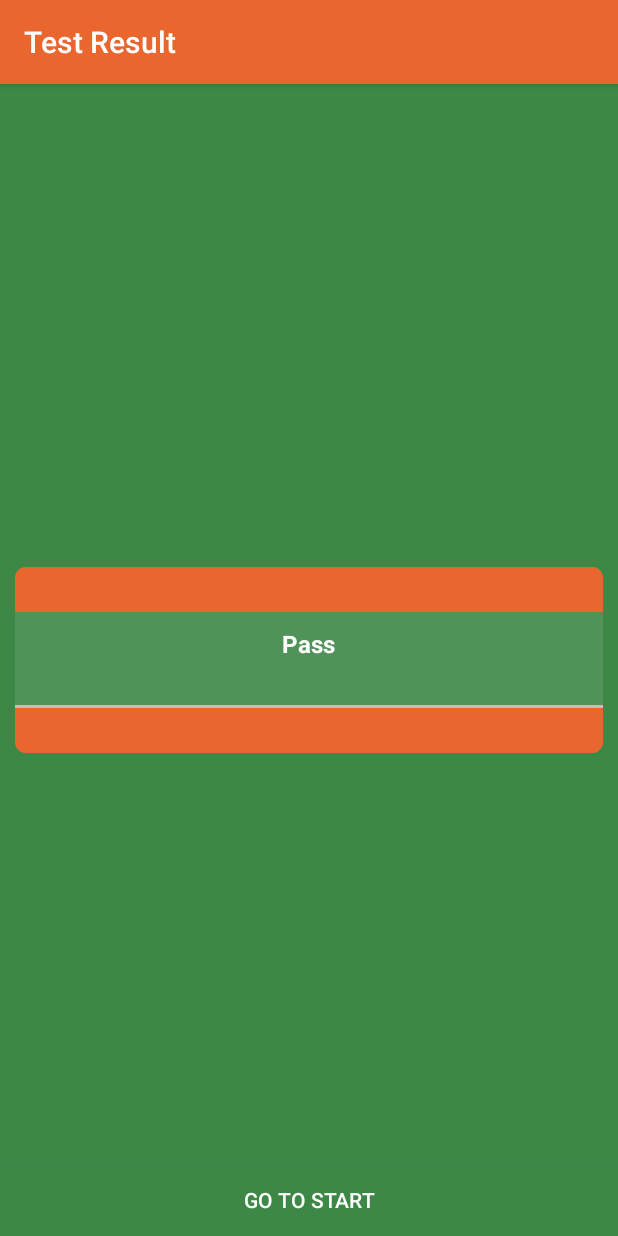
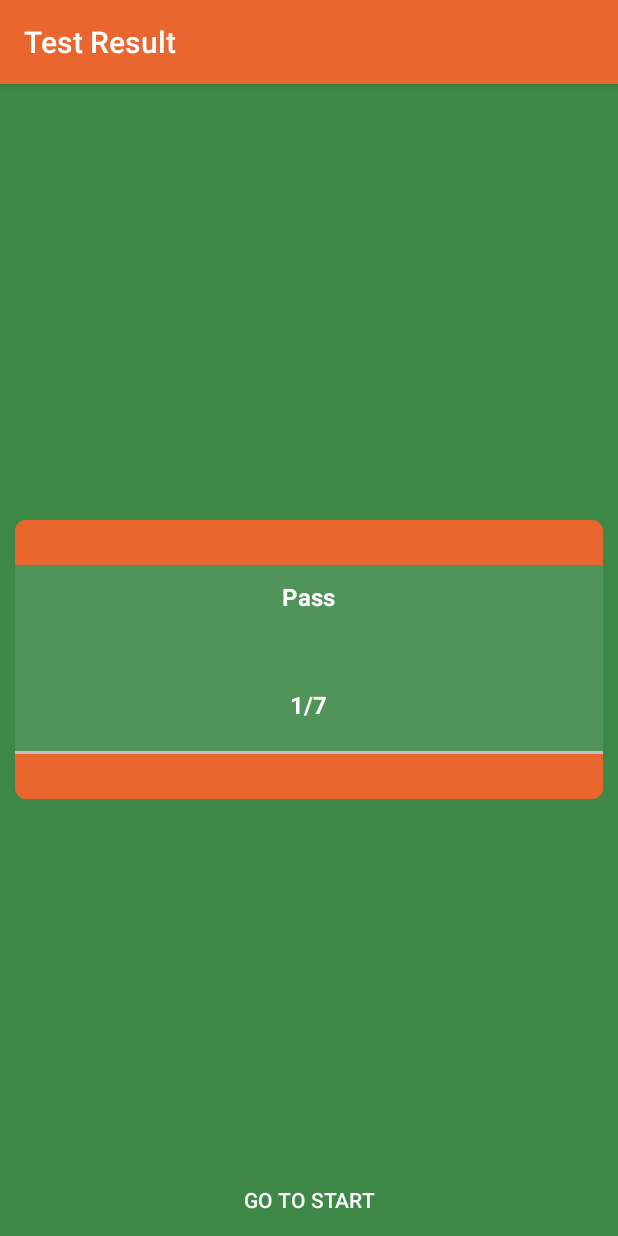
Before and after one commit to husnain446/hazardperception, an Android app: the ResultActivity screen opened directly, with no data from a screen before it, on a phone screen of 412 x 824 dp. Run offline under Robolectric (Android 15) with nearby library versions, the phone set to English and light mode, and no system bars; 2 statements that could not run were skipped.

```diff
--- a/app/src/main/AndroidManifest.xml
+++ b/app/src/main/AndroidManifest.xml
@@ -8,7 +8,7 @@
         android:icon="@mipmap/ic_launcher"
         android:label="@string/app_name"
         android:supportsRtl="true"
-        android:theme="@style/NoActionBar">
+        android:theme="@style/AppTheme">
         <activity android:name=".MainActivity">
             <intent-filter>
                 <action android:name="android.intent.action.MAIN" />
--- a/app/src/main/java/com/byteshaft/hazardperceptiontest/ResultActivity.java
+++ b/app/src/main/java/com/byteshaft/hazardperceptiontest/ResultActivity.java
@@ -18,6 +18,8 @@ public class ResultActivity extends AppCompatActivity implements View.OnClickLis
     private TextView resultTextView;
     private Button goToStart;
     private boolean oneWrongAnswer = false;
+    private int rightAnswer = 0;
+    private TextView calculations;
 
     @Override
     protected void onCreate(Bundle savedInstanceState) {
@@ -25,6 +27,7 @@ public class ResultActivity extends AppCompatActivity implements View.OnClickLis
         setContentView(R.layout.activity_result);
         setTitle("Test Result");
         resultTextView = (TextView) findViewById(R.id.result);
+        calculations = (TextView) findViewById(R.id.calculation);
         goToStart = (Button) findViewById(R.id.go_to_start);
         goToStart.setOnClickListener(this);
         ArrayList<String> questions = getIntent()
@@ -36,8 +39,11 @@ public class ResultActivity extends AppCompatActivity implements View.OnClickLis
         for (String question: questions) {
             if (!answers.get(question)) {
                 oneWrongAnswer = true;
+            } else {
+                rightAnswer = rightAnswer + 1;
             }
         }
+        calculations.setText(rightAnswer+"/7");
         if (oneWrongAnswer) {
             resultTextView.setText("Fail");
             resultTextView.setTextColor(getResources().getColor(android.R.color.holo_red_dark));
--- a/app/src/main/res/layout/activity_result.xml
+++ b/app/src/main/res/layout/activity_result.xml
@@ -34,10 +34,25 @@
             android:layout_width="wrap_content"
             android:layout_height="wrap_content" />
 
+        <TextView
+            android:id="@+id/calculation"
+            android:layout_marginTop="20dp"
+            android:layout_marginLeft="5dp"
+            android:layout_marginRight="5dp"
+            android:textColor="@android:color/white"
+            android:layout_below="@id/result"
+            android:layout_marginBottom="20dp"
+            android:textSize="16sp"
+            android:textStyle="bold"
+            android:text="Result"
+            android:layout_centerHorizontal="true"
+            android:layout_width="wrap_content"
+            android:layout_height="wrap_content" />
+
         <View
             android:layout_width="match_parent"
             android:layout_height="2dp"
-            android:layout_below="@id/result"
+            android:layout_below="@id/calculation"
             android:padding="5dp"
             android:id="@+id/view"
             android:background="#c0c0c0"/>
--- a/app/src/main/res/values/strings.xml
+++ b/app/src/main/res/values/strings.xml
@@ -5,4 +5,6 @@
     <string name="touch_to_continue">Please touch here to continue</string>
     <string name="touch_screen_to_slow">Touch the screen when you would slow down</string>
     <string name="film_clip">Please touch here to start the film clip</string>
+
+    <string name="action_settings">Settings</string>
 </resources>
```
Also changed, not shown: app/src/main/java/com/byteshaft/hazardperceptiontest/MainActivity.java (+39 -1 lines), app/src/main/java/com/byteshaft/hazardperceptiontest/VideoPlayActivity.java (+32 -6 lines), app/src/main/java/com/byteshaft/hazardperceptiontest/utils/AppGlobals.java (+16 -0 lines), app/src/main/res/layout/activity_main.xml (+0 -18 lines).
